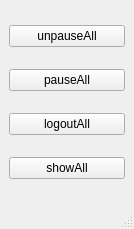
Harmonised7/qt-projects, file runey_bot_mk1/mainwindow.ui: the form before one commit.
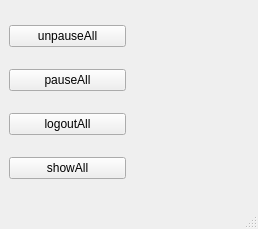
The form after the commit.

Diff of the .ui file:
```diff
--- a/runey_bot_mk1/mainwindow.ui
+++ b/runey_bot_mk1/mainwindow.ui
@@ -6,7 +6,7 @@
    <rect>
     <x>0</x>
     <y>0</y>
-    <width>134</width>
+    <width>258</width>
     <height>229</height>
    </rect>
   </property>
@@ -59,6 +59,13 @@
       </item>
      </layout>
     </item>
+    <item>
+     <widget class="QLabel" name="accountsInfoLabel">
+      <property name="text">
+       <string/>
+      </property>
+     </widget>
+    </item>
    </layout>
   </widget>
   <widget class="QMenuBar" name="menubar">
```
Left out of the diff: 2 changed lines with no effect on the pictures.
